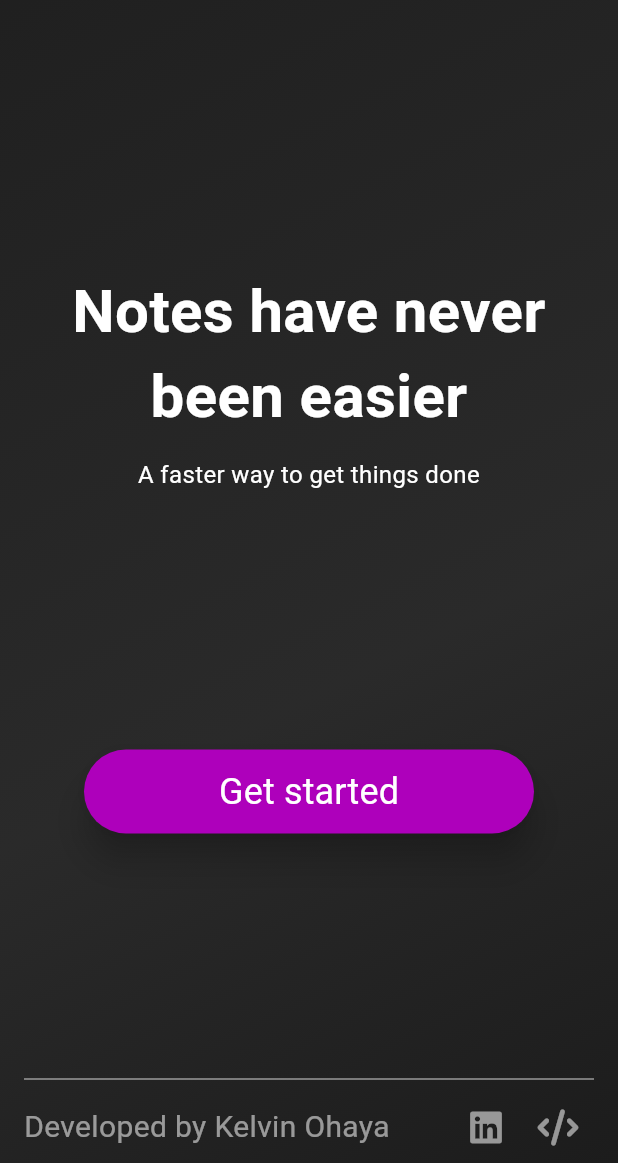
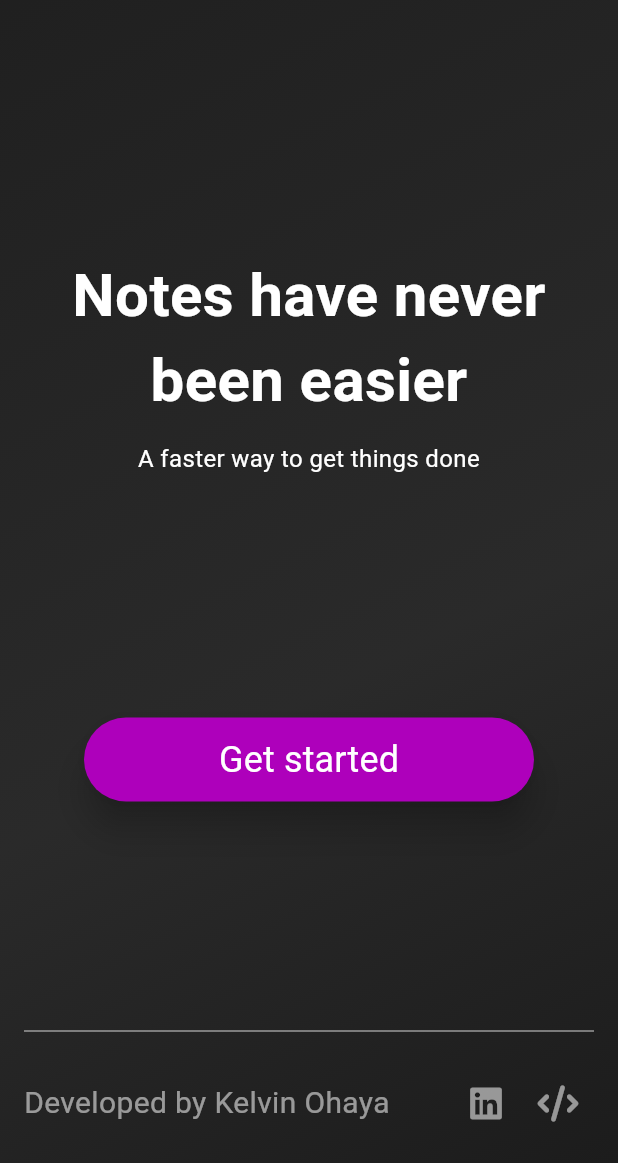
Before and after one commit to kelvinOhaya/MDProFlutter, a Flutter app: the screen it shows after launch, on a phone screen of 412 x 824 dp, the part 73-1236 px from its top. Run offline on Flutter 3.47's test engine with Material 3 defaults, Android fonts, the light colour scheme and no system bars; our stand-ins replace cloud_firestore, firebase_auth, firebase_core, font_awesome_flutter, go_router, google_fonts; missing offline and left inert: flutter_md, flutter_quill; accounts and stored records are empty.

Commit message:
added extra padding at the bottom for visual ease

```diff
--- a/lib/pages/dashboard/dashboard.dart
+++ b/lib/pages/dashboard/dashboard.dart
@@ -18,6 +18,7 @@ class Dashboard extends StatelessWidget {
       key: scaffoldStateKey,
       drawer: NotesDrawer(drawerKey: scaffoldStateKey),
       bottomNavigationBar: BottomAppBar(
+        padding: EdgeInsets.only(bottom: 16),
         color: Colors.black,
         child: Row(
           mainAxisAlignment: MainAxisAlignment.spaceBetween,
--- a/lib/pages/home/footer.dart
+++ b/lib/pages/home/footer.dart
@@ -39,7 +39,9 @@ class Footer extends StatelessWidget {
 
   @override
   Widget build(BuildContext context) {
-    return Row(
+    return Padding(
+      padding: EdgeInsets.symmetric(vertical: 16),
+      child: Row(
         mainAxisAlignment: MainAxisAlignment.spaceBetween,
         children: [
           Text(
@@ -82,6 +84,7 @@ class Footer extends StatelessWidget {
             ],
           ),
         ],
+      ),
     );
   }
 }
```
Lines whose indentation alone changed are shown as unchanged.
